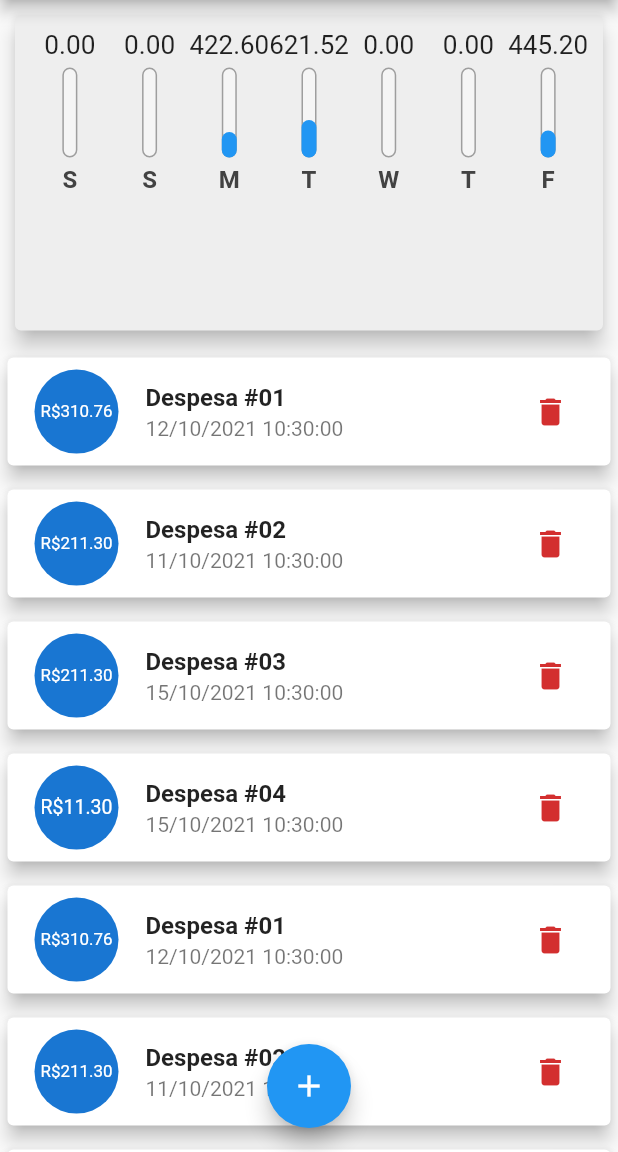
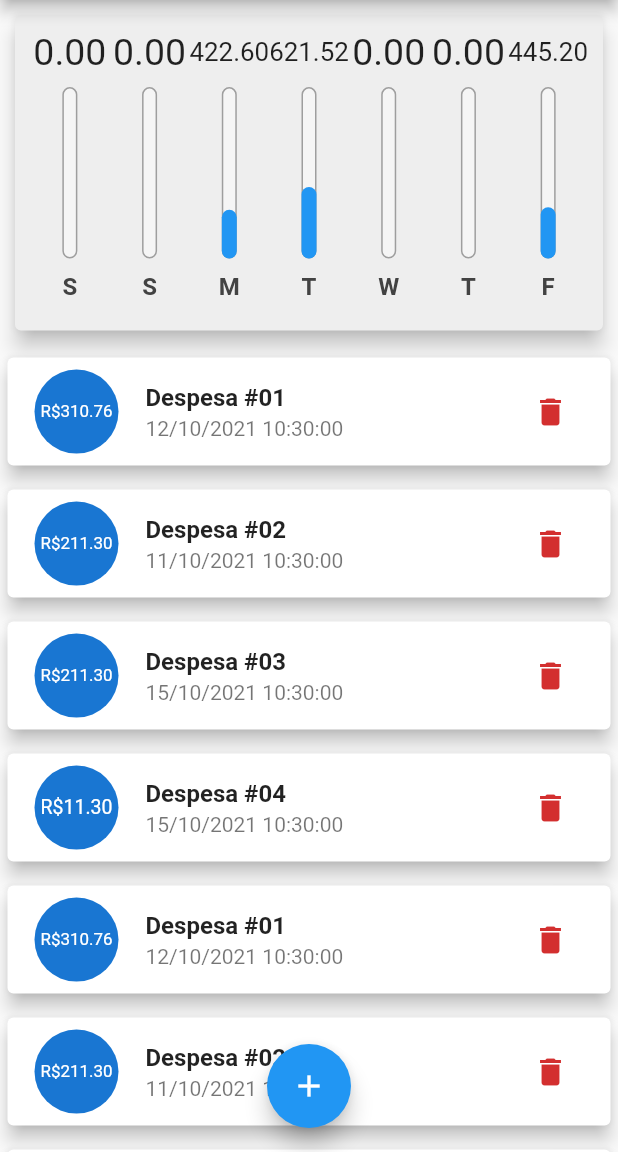
Before and after one commit to andersonribeirosi/expenses, a Flutter app: the screen it shows after launch, on a phone screen of 412 x 824 dp, the part 84-1236 px from its top. Run offline on Flutter 3.47's test engine with Material 2 defaults, Android fonts, the light colour scheme and no system bars.

Commit message:
Ajustes no tamanho do chart

```diff
--- a/lib/components/chart_bar.dart
+++ b/lib/components/chart_bar.dart
@@ -10,20 +10,22 @@ class ChartBar extends StatelessWidget {
 
   @override
   Widget build(BuildContext context) {
+    return LayoutBuilder(
+      builder: (ctx, constraints) {
         return Column(
           children: [
             // Text('R\$${value.toStringAsFixed(2)}'),
             Container(
-          height: 20,
+              height: constraints.maxHeight * 0.15,
               child: FittedBox(
                 child: Text(value.toStringAsFixed(2)),
               ),
             ),
             SizedBox(
-          height: 5,
+              height: constraints.maxHeight * 0.05,
             ),
             Container(
-          height: 60,
+              height: constraints.maxHeight * 0.6,
               width: 10,
               child: Stack(
                 alignment: Alignment.bottomCenter,
@@ -49,16 +51,21 @@ class ChartBar extends StatelessWidget {
               ),
             ),
             SizedBox(
-          height: 5,
+              height: constraints.maxHeight * 0.05,
             ),
-        Text(
+            Container(
+              height: constraints.maxHeight * 0.15,
+              child: Text(
                 label,
                 style: TextStyle(
                     color: Colors.grey[800],
                     fontSize: 16,
                     fontWeight: FontWeight.bold),
+              ),
             )
           ],
         );
+      },
+    );
   }
 }
```
Lines whose indentation alone changed are shown as unchanged.
